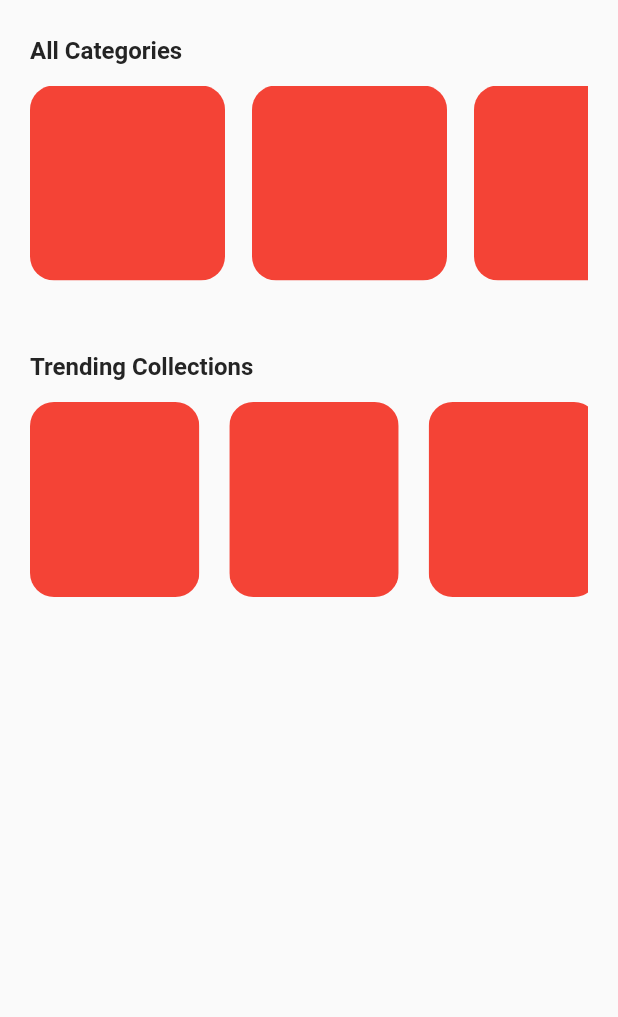
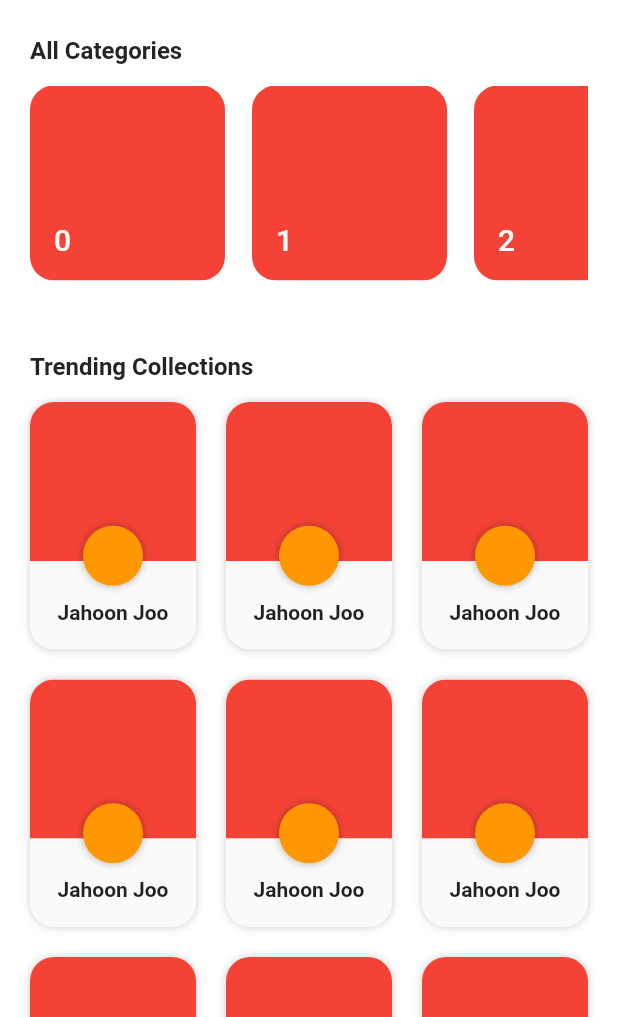
Before and after one commit to KOOPA-JUNCTION/koopa, a Flutter app: the SearchView screen opened by its route, on a phone screen of 412 x 824 dp, the part 219-1236 px from its top. Run offline on Flutter 3.47's test engine with Material 2 defaults, Android fonts, the phone set to English and light mode, and no system bars; our stand-ins replace flutter_svg, get; Roboto replaces fonts that are missing (Pretendard).

Commit message:
feat: search view

```diff
--- a/lib/app.dart
+++ b/lib/app.dart
@@ -27,6 +27,7 @@ class App extends StatelessWidget {
           foregroundColor: Colors.black,
           elevation: 0,
         ),
+        scaffoldBackgroundColor: Colors.white,
       ),
     );
   }
--- a/lib/app/modules/search/views/search_view.dart
+++ b/lib/app/modules/search/views/search_view.dart
@@ -84,12 +84,24 @@ class SearchView extends GetView<SearchController> {
                           height: 130,
                           child: ClipRRect(
                             borderRadius: BorderRadius.circular(16),
-                            child: Container(color: Colors.red),
+                            child: Stack(children: [
+                              Container(color: Colors.red),
+                              Positioned(
+                                left: 16,
+                                bottom: 16,
+                                child: Text(
+                                  '$index',
+                                  style: Get.textTheme.headline6!.copyWith(
+                                    color: Colors.white,
+                                  ),
+                                ),
+                              )
+                            ]),
                           ),
                         ),
                         separatorBuilder: (_, index) =>
                             const SizedBox(width: 18),
-                        itemCount: 3,
+                        itemCount: 10,
                       ),
                     ),
                   ),
@@ -105,28 +117,75 @@ class SearchView extends GetView<SearchController> {
                 children: [
                   _TitleContent(
                     title: LocaleKeys.search_trending.tr,
-                    child: SizedBox(
-                      height: 130,
                     child: GridView.builder(
                       shrinkWrap: true,
-                        scrollDirection: Axis.horizontal,
                       gridDelegate:
                           const SliverGridDelegateWithMaxCrossAxisExtent(
-                          maxCrossAxisExtent: 130,
+                        maxCrossAxisExtent: 165,
                         childAspectRatio: 190 / 165,
                         crossAxisSpacing: 20,
                         mainAxisSpacing: 20,
+                        mainAxisExtent: 165,
                       ),
                       itemBuilder: (_, index) => SizedBox(
-                          width: 130,
-                          height: 130,
-                          child: ClipRRect(
+                        width: 165,
+                        height: 190,
+                        child: Container(
+                          decoration: BoxDecoration(
+                            color: const Color(0xfffafafa),
                             borderRadius: BorderRadius.circular(16),
-                            child: Container(color: Colors.red),
+                            boxShadow: [
+                              BoxShadow(
+                                color: Colors.black.withOpacity(.2),
+                                blurRadius: 4,
+                              ),
+                            ],
+                          ),
+                          child: Stack(
+                            children: [
+                              Column(
+                                children: [
+                                  ClipRRect(
+                                    borderRadius: const BorderRadius.only(
+                                      topLeft: Radius.circular(16),
+                                      topRight: Radius.circular(16),
+                                    ),
+                                    child: Container(
+                                      height: 106,
+                                      color: Colors.red,
                                     ),
                                   ),
-                        itemCount: 3,
+                                  const SizedBox(height: 26),
+                                  const Text(
+                                    'Jahoon Joo',
+                                    style: TextStyle(
+                                      fontWeight: FontWeight.bold,
                                     ),
+                                  ),
+                                ],
+                              ),
+                              Align(
+                                alignment: Alignment.center,
+                                child: Container(
+                                  decoration: BoxDecoration(
+                                    color: Colors.orange,
+                                    shape: BoxShape.circle,
+                                    boxShadow: [
+                                      BoxShadow(
+                                        color: Colors.black.withOpacity(.3),
+                                        blurRadius: 4,
+                                      )
+                                    ],
+                                  ),
+                                  width: 40,
+                                  height: 40,
+                                ).marginOnly(top: 40),
+                              ),
+                            ],
+                          ),
+                        ),
+                      ),
+                      itemCount: 80,
                     ),
                   ),
                 ],
```
Lines whose indentation alone changed are shown as unchanged.
